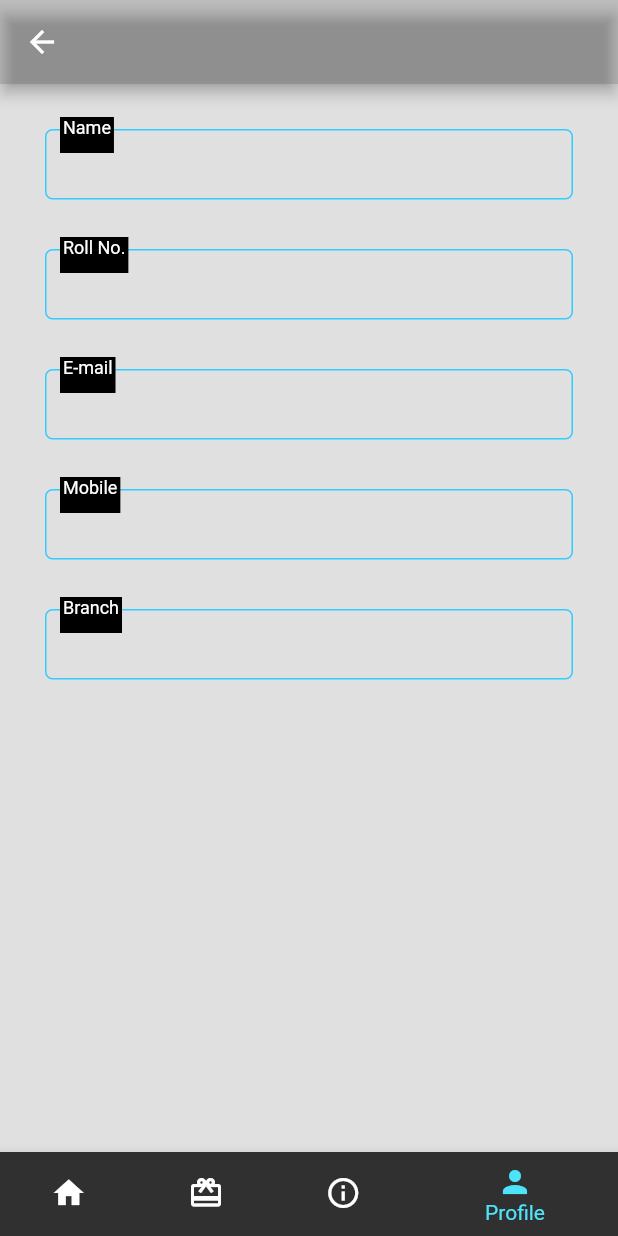
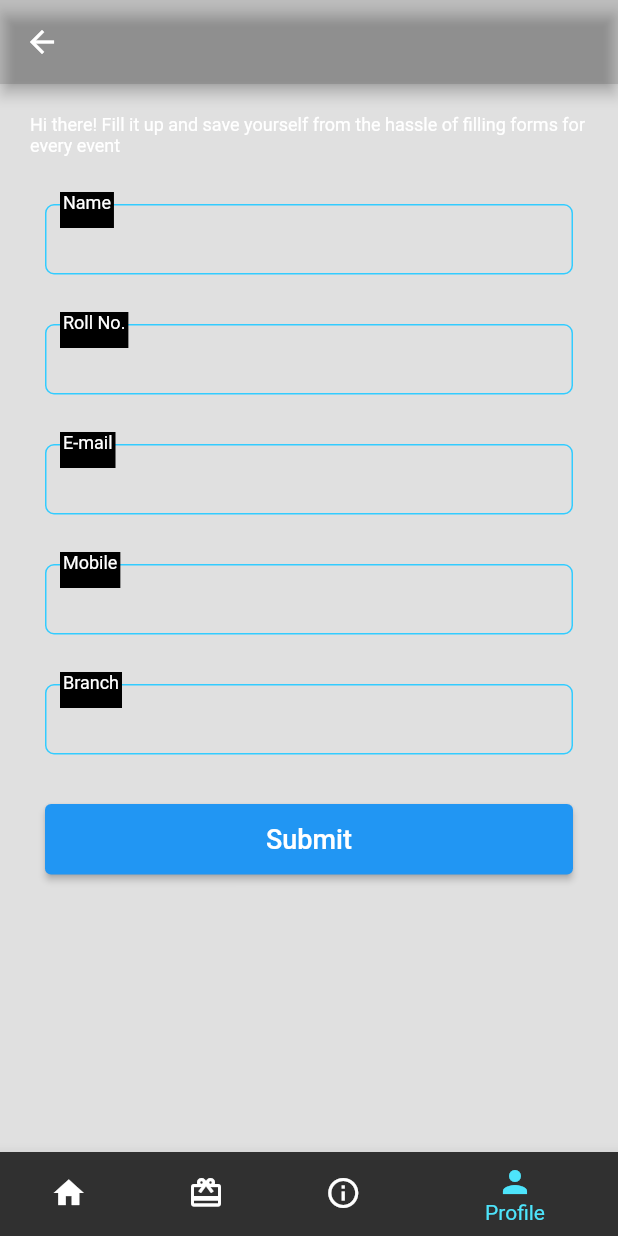
Before and after one commit to MLSAKIIT/MLSA_App, a Flutter app: the screen it shows after launch, item 4 of the bottom bar chosen, on a phone screen of 412 x 824 dp. Run offline on Flutter 3.47's test engine with Material 2 defaults, Android fonts, the phone set to English and light mode, and no system bars; our stand-ins replace auto_size_text, flutter_svg, get, google_fonts, hexcolor.

Commit message:
commit details profile page

```diff
--- a/lib/views/pages/profile_page.dart
+++ b/lib/views/pages/profile_page.dart
@@ -114,20 +114,29 @@ class Fields extends StatelessWidget {
       child: Stack(
         children: <Widget>[
           Container(
+            child: Padding(
+              padding: const EdgeInsets.all(10.0),
+              child: const Text(
+                'Hi there! Fill it up and save yourself from the hassle of filling forms for every event',
+                style: TextStyle(color: Colors.white, fontSize: 12),
+              ),
+            ),
+          ),
+          Container(
             width: double.infinity,
             height: 47,
-            margin: const EdgeInsets.fromLTRB(20, 20, 20, 10),
+            margin: const EdgeInsets.fromLTRB(20, 70, 20, 10),
             padding: const EdgeInsets.only(bottom: 10),
             decoration: BoxDecoration(
               border: Border.all(
                   color: const Color.fromARGB(255, 51, 204, 255), width: 1),
-              borderRadius: BorderRadius.circular(5),
+              borderRadius: BorderRadius.circular(6),
               shape: BoxShape.rectangle,
             ),
           ),
           Positioned(
             left: 30,
-            top: 12,
+            top: 62,
             child: Container(
               padding: const EdgeInsets.only(bottom: 10, left: 2.0, right: 2.0),
               color: Colors.black,
@@ -139,7 +148,7 @@ class Fields extends StatelessWidget {
           ),
           Container(
             padding: const EdgeInsets.only(
-                bottom: 10, left: 40.0, right: 2.0, top: 20),
+                bottom: 10, left: 40.0, right: 2.0, top: 70),
             child: TextField(
               style: const TextStyle(color: Colors.white),
               cursorColor: Colors.white,
@@ -152,18 +161,18 @@ class Fields extends StatelessWidget {
           Container(
             width: double.infinity,
             height: 47,
-            margin: const EdgeInsets.fromLTRB(20, 100, 20, 10),
+            margin: const EdgeInsets.fromLTRB(20, 150, 20, 10),
             padding: const EdgeInsets.only(bottom: 10),
             decoration: BoxDecoration(
               border: Border.all(
                   color: const Color.fromARGB(255, 51, 204, 255), width: 1),
-              borderRadius: BorderRadius.circular(5),
+              borderRadius: BorderRadius.circular(6),
               shape: BoxShape.rectangle,
             ),
           ),
           Positioned(
             left: 30,
-            top: 92,
+            top: 142,
             child: Container(
               padding: const EdgeInsets.only(bottom: 10, left: 2.0, right: 2.0),
               color: Colors.black,
@@ -174,7 +183,7 @@ class Fields extends StatelessWidget {
             ),
           ),
           Container(
-            margin: const EdgeInsets.fromLTRB(0, 80, 20, 40),
+            margin: const EdgeInsets.fromLTRB(0, 130, 20, 40),
             padding: const EdgeInsets.only(
                 bottom: 10, left: 40.0, right: 2.0, top: 20),
             child: TextField(
@@ -189,18 +198,18 @@ class Fields extends StatelessWidget {
           Container(
             width: double.infinity,
             height: 47,
-            margin: const EdgeInsets.fromLTRB(20, 180, 20, 10),
+            margin: const EdgeInsets.fromLTRB(20, 230, 20, 10),
             padding: const EdgeInsets.only(bottom: 10),
             decoration: BoxDecoration(
               border: Border.all(
                   color: const Color.fromARGB(255, 51, 204, 255), width: 1),
-              borderRadius: BorderRadius.circular(5),
+              borderRadius: BorderRadius.circular(6),
               shape: BoxShape.rectangle,
             ),
           ),
           Positioned(
             left: 30,
-            top: 172,
+            top: 222,
             child: Container(
               padding: const EdgeInsets.only(bottom: 10, left: 2.0, right: 2.0),
               color: Colors.black,
@@ -211,7 +220,7 @@ class Fields extends StatelessWidget {
             ),
           ),
           Container(
-            margin: const EdgeInsets.fromLTRB(0, 160, 20, 40),
+            margin: const EdgeInsets.fromLTRB(0, 210, 20, 40),
             padding: const EdgeInsets.only(
                 bottom: 10, left: 40.0, right: 2.0, top: 20),
             child: TextField(
@@ -226,18 +235,18 @@ class Fields extends StatelessWidget {
           Container(
             width: double.infinity,
             height: 47,
-            margin: const EdgeInsets.fromLTRB(20, 260, 20, 10),
+            margin: const EdgeInsets.fromLTRB(20, 310, 20, 10),
             padding: const EdgeInsets.only(bottom: 10),
             decoration: BoxDecoration(
               border: Border.all(
                   color: const Color.fromARGB(255, 51, 204, 255), width: 1),
-              borderRadius: BorderRadius.circular(5),
+              borderRadius: BorderRadius.circular(6),
               shape: BoxShape.rectangle,
             ),
           ),
           Positioned(
             left: 30,
-            top: 252,
+            top: 302,
             child: Container(
               padding: const EdgeInsets.only(bottom: 10, left: 2.0, right: 2.0),
               color: Colors.black,
@@ -248,7 +257,7 @@ class Fields extends StatelessWidget {
             ),
           ),
           Container(
-            margin: const EdgeInsets.fromLTRB(0, 240, 20, 40),
+            margin: const EdgeInsets.fromLTRB(0, 290, 20, 40),
             padding: const EdgeInsets.only(
                 bottom: 10, left: 40.0, right: 2.0, top: 20),
             child: TextField(
@@ -263,18 +272,18 @@ class Fields extends StatelessWidget {
           Container(
             width: double.infinity,
             height: 47,
-            margin: const EdgeInsets.fromLTRB(20, 340, 20, 10),
+            margin: const EdgeInsets.fromLTRB(20, 390, 20, 10),
             padding: const EdgeInsets.only(bottom: 10),
             decoration: BoxDecoration(
               border: Border.all(
                   color: const Color.fromARGB(255, 51, 204, 255), width: 1),
-              borderRadius: BorderRadius.circular(5),
+              borderRadius: BorderRadius.circular(6),
               shape: BoxShape.rectangle,
             ),
           ),
           Positioned(
             left: 30,
-            top: 332,
+            top: 382,
             child: Container(
               padding: const EdgeInsets.only(bottom: 10, left: 2.0, right: 2.0),
               color: Colors.black,
@@ -285,7 +294,7 @@ class Fields extends StatelessWidget {
             ),
           ),
           Container(
-            margin: const EdgeInsets.fromLTRB(0, 320, 20, 40),
+            margin: const EdgeInsets.fromLTRB(0, 370, 20, 40),
             padding: const EdgeInsets.only(
                 bottom: 10, left: 40.0, right: 2.0, top: 20),
             child: TextField(
@@ -297,6 +306,20 @@ class Fields extends StatelessWidget {
               ),
             ),
           ),
+          Center(
+            child: Container(
+              width: double.infinity,
+              height: 47,
+              margin: const EdgeInsets.fromLTRB(20, 470, 20, 10),
+              child: ElevatedButton(
+                onPressed: () {},
+                child: const Text(
+                  'Submit',
+                  style: TextStyle(color: Colors.white, fontSize: 18),
+                ),
+              ),
+            ),
+          ),
         ],
       ),
     );
```
